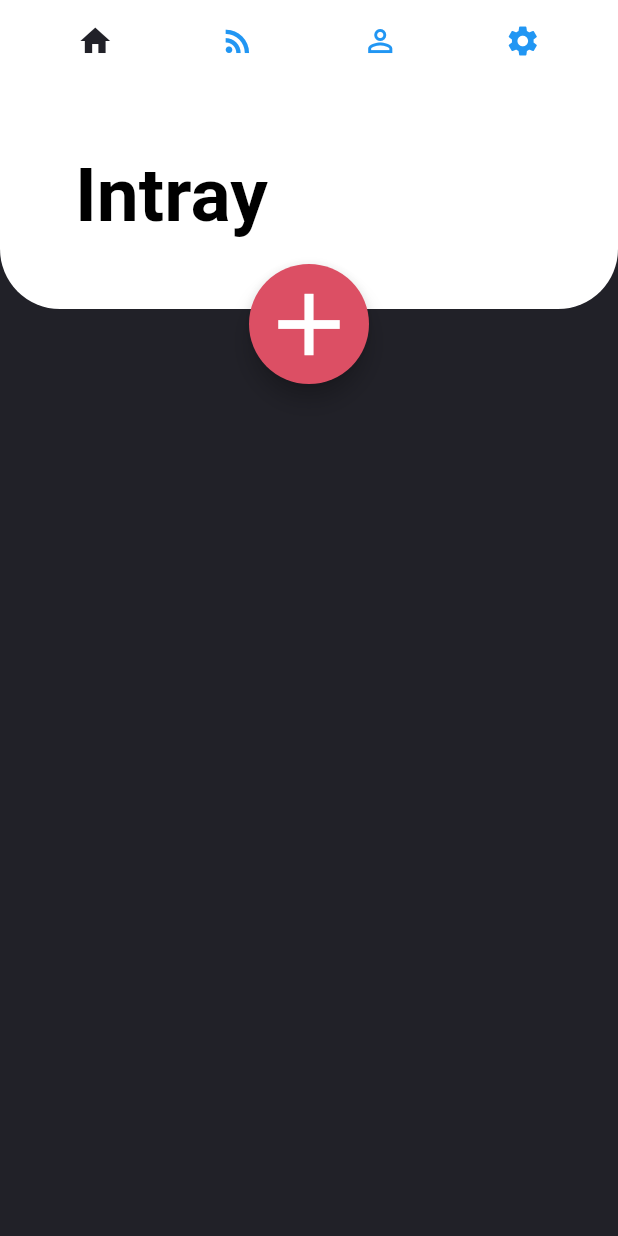
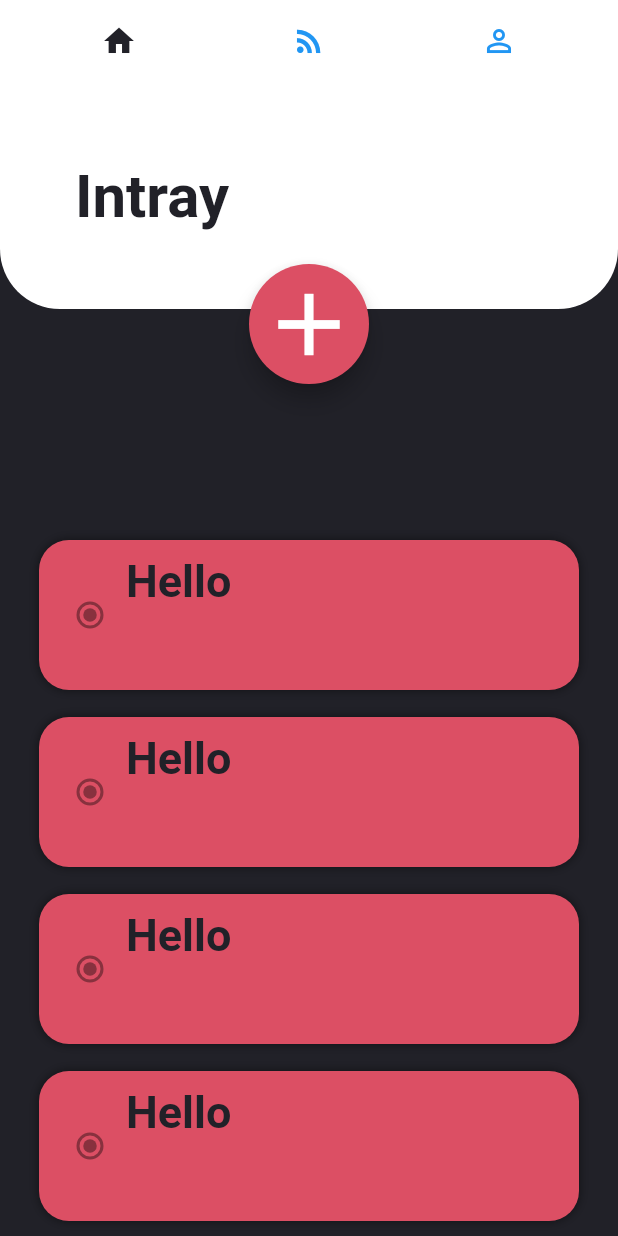
Before and after one commit to iishiishii/ToDoApp, a Flutter app: the screen it shows after launch, on a phone screen of 412 x 824 dp. Run offline on Flutter 3.47's test engine with Material 2 defaults, Android fonts, the light colour scheme and no system bars; Roboto replaces fonts that are missing (Avenir).

Commit message:
draggable widget

```diff
--- /dev/null
+++ b/App/todoapp/lib/UI/Intray/intray_page.dart
@@ -0,0 +1,67 @@
+import 'package:flutter/material.dart';
+import 'package:todoapp/models/global.dart';
+import 'package:todoapp/models/widget/intray_todo_widget.dart';
+
+class IntrayPage extends StatefulWidget {
+  @override
+  _IntrayPageState createState() => _IntrayPageState();
+}
+
+class _IntrayPageState extends State<IntrayPage> {
+  List<IntrayToDo> todoItem = [];
+  @override
+  Widget build(BuildContext context) {
+    todoItem = getList();
+    return Container(
+      color: darkGreyColor,
+      child: _buildReorderableListSimple(context),
+      // child: ReorderableListView(
+      //   padding: EdgeInsets.only(top: 140),
+      //   children: todoItem,
+      //   onReorder: _onReorder,
+      // ),
+    );
+  }
+
+  Widget _buildListTile(BuildContext context, IntrayToDo item) {
+    return ListTile(
+      key: Key(item.keyValue),
+      title: item,
+    );
+  }
+
+  Widget _buildReorderableListSimple(BuildContext context) {
+    return ReorderableListView(
+      // handleSide: ReorderableListSimpleSide.Right,
+      // handleIcon: Icon(Icons.access_alarm),
+      padding: EdgeInsets.only(top: 300.0),
+      children: todoItem
+          .map((IntrayToDo item) => _buildListTile(context, item))
+          .toList(),
+      onReorder: (oldIndex, newIndex) {
+        setState(() {
+          IntrayToDo item = todoItem[oldIndex];
+          todoItem.remove(item);
+          todoItem.insert(newIndex, item);
+        });
+      },
+    );
+  }
+
+  void _onReorder(int oldIndex, int newIndex) {
+    setState(() {
+      if (newIndex > oldIndex) {
+        newIndex -= 1;
+      }
+      final IntrayToDo item = todoItem.removeAt(oldIndex);
+      todoItem.insert(newIndex, item);
+    });
+  }
+
+  List<Widget> getList() {
+    for (int i = 0; i < 10; i++) {
+      todoItem.add(IntrayToDo(keyValue: i.toString(), title: "Hello"));
+    }
+    return todoItem;
+  }
+}
--- a/App/todoapp/lib/main.dart
+++ b/App/todoapp/lib/main.dart
@@ -1,4 +1,5 @@
 import 'package:flutter/material.dart';
+import 'package:todoapp/UI/Intray/intray_page.dart';
 import 'models/global.dart';
 
 void main() {
@@ -36,23 +37,18 @@ class _MyHomePageState extends State<MyHomePage> {
       color: Colors.yellow,
       home: SafeArea(
         child: DefaultTabController(
-          length: 4,
+          length: 3,
           child: new Scaffold(
             body: Stack(
               children: <Widget>[
                 TabBarView(
                   children: [
-                    new Container(
-                      color: darkGreyColor,
-                    ),
+                    IntrayPage(),
                     new Container(
                       color: Colors.orange,
                     ),
                     new Container(
                       color: Colors.lightGreen,
-                    ),
-                    new Container(
-                      color: Colors.red,
                     ),
                   ],
                 ),
@@ -103,9 +99,6 @@ class _MyHomePageState extends State<MyHomePage> {
                   Tab(
                     icon: new Icon(Icons.perm_identity),
                   ),
-                  Tab(
-                    icon: new Icon(Icons.settings),
-                  )
                 ],
                 labelColor: darkGreyColor,
                 unselectedLabelColor: Colors.blue,
--- a/App/todoapp/lib/models/global.dart
+++ b/App/todoapp/lib/models/global.dart
@@ -7,5 +7,11 @@ Color redColor = new Color(0xFFDC4F64);
 TextStyle intrayTitleStyle = new TextStyle(
     fontFamily: "Avenir",
     fontWeight: FontWeight.bold,
-    color: Colors.black,
-    fontSize: 50);
+    color: darkGreyColor,
+    fontSize: 40);
+
+TextStyle darkTodoTitle = new TextStyle(
+    fontFamily: "Avenir",
+    fontWeight: FontWeight.bold,
+    color: darkGreyColor,
+    fontSize: 30);
--- /dev/null
+++ b/App/todoapp/lib/models/widget/intray_todo_widget.dart
@@ -0,0 +1,73 @@
+import 'package:flutter/material.dart';
+import 'package:todoapp/models/global.dart';
+
+class IntrayToDo extends StatelessWidget {
+  final String title;
+  final String keyValue;
+  IntrayToDo({this.keyValue, this.title});
+  @override
+  Widget build(BuildContext context) {
+    return Container(
+      key: Key(keyValue),
+      padding: EdgeInsets.all(10),
+      margin: EdgeInsets.only(bottom: 10, left: 10, right: 10),
+      height: 100,
+      decoration: BoxDecoration(
+        color: redColor,
+        borderRadius: BorderRadius.all(Radius.circular(20)),
+        boxShadow: [
+          new BoxShadow(
+            color: Colors.black.withOpacity(0.5),
+            blurRadius: 5,
+          ),
+        ],
+      ),
+      child: Row(
+        children: <Widget>[
+          Radio(),
+          Column(
+            children: <Widget>[
+              Text(title, style: darkTodoTitle),
+            ],
+          ),
+        ],
+      ),
+    );
+  }
+}
+
+class MoveableStackItem extends StatefulWidget {
+  @override
+  State<StatefulWidget> createState() {
+    return _MoveableStackItemState();
+  }
+}
+
+class _MoveableStackItemState extends State<MoveableStackItem> {
+  double yPosition = 0;
+  Color color;
+  @override
+  void initState() {
+    color = redColor;
+    super.initState();
+  }
+
+  @override
+  Widget build(BuildContext context) {
+    return Positioned(
+      top: yPosition,
+      child: GestureDetector(
+        onPanUpdate: (tapInfo) {
+          setState(() {
+            yPosition += tapInfo.delta.dy;
+          });
+        },
+        child: Container(
+          width: 150,
+          height: 150,
+          color: color,
+        ),
+      ),
+    );
+  }
+}
```
